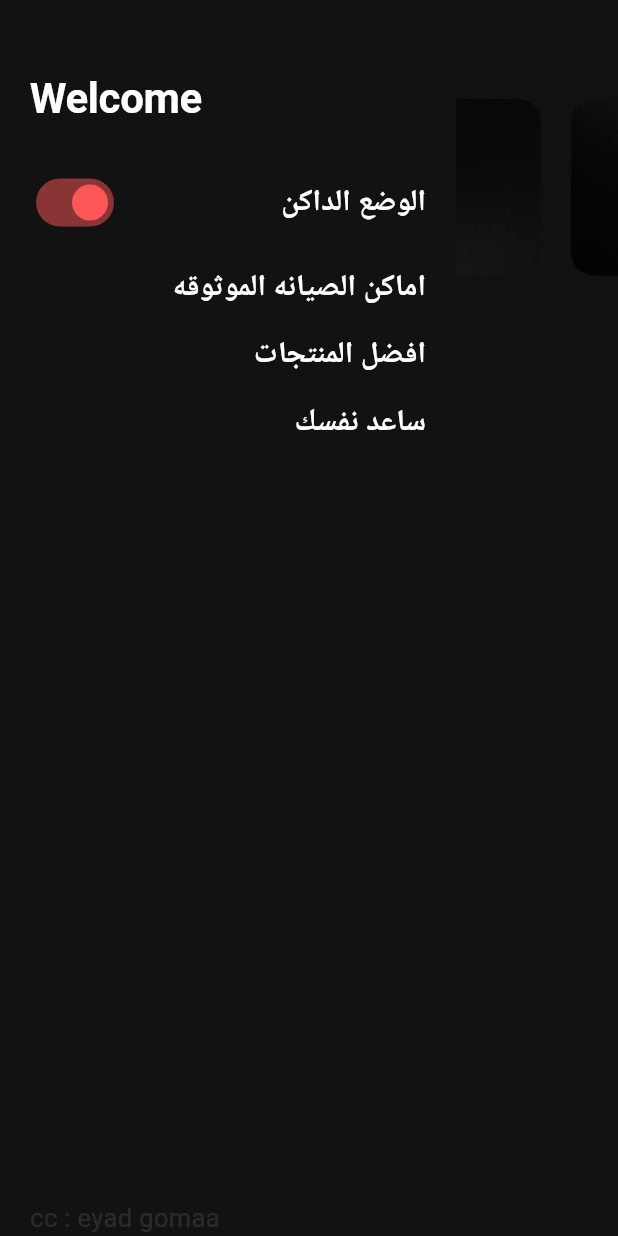
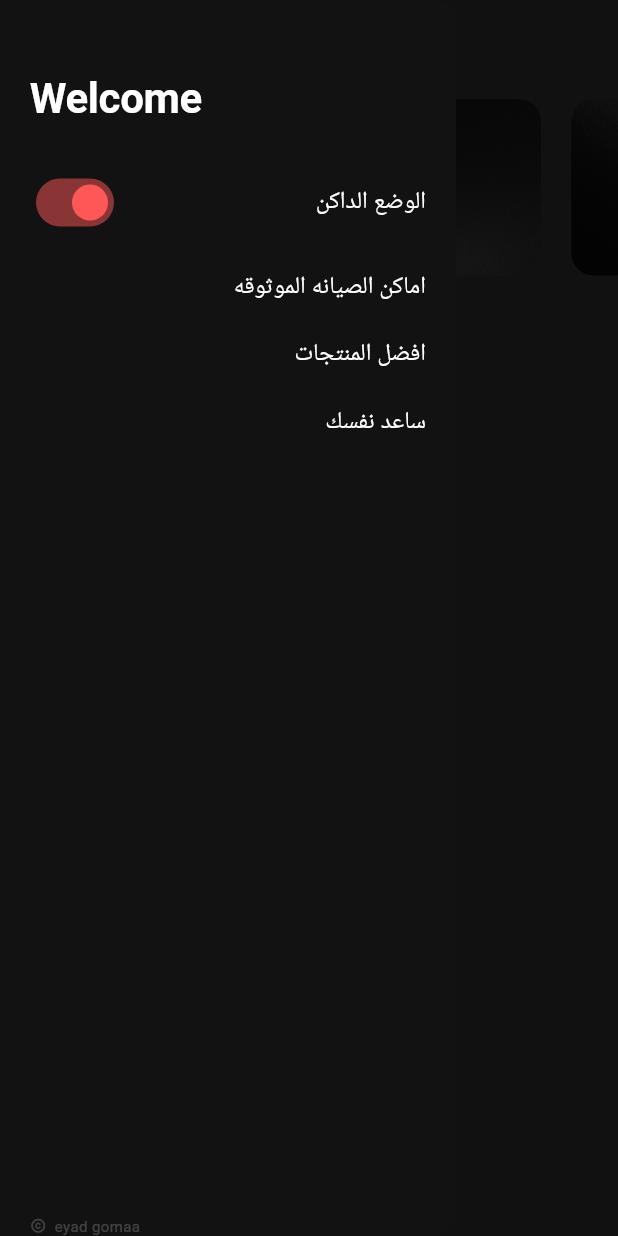
Before and after one commit to eyad-gomaa/Scooter-App, a Flutter app: the HomeView screen opened by its route, with the side drawer open, on a phone screen of 412 x 824 dp. Run offline on Flutter 3.47's test engine with Material 3 defaults, Android fonts, the phone set to English and light mode, and no system bars; drawn by our look-alikes of carousel_slider, smooth_page_indicator; our stand-ins replace bloc, cached_network_image, cloud_firestore, dartz, firebase_core, flutter_bloc and 6 more; accounts and stored records are empty; Roboto replaces fonts that are missing (Cairo).

Commit message:
some fixes

```diff
--- a/lib/features/help_yourself/presentation/view/widget/youtube_video_container.dart
+++ b/lib/features/help_yourself/presentation/view/widget/youtube_video_container.dart
@@ -35,7 +35,8 @@ class _YoutubeVideoContainerState extends State<YoutubeVideoContainer> {
       initialVideoId: videoId!,
       flags: const YoutubePlayerFlags(
         autoPlay: false,
-        mute: true,
+        mute: false,
+        disableDragSeek: true
       ),
 
     );
--- a/lib/features/home/presentation/view/widget/home_data_container.dart
+++ b/lib/features/home/presentation/view/widget/home_data_container.dart
@@ -18,7 +18,7 @@ class HomeDataContainer extends StatelessWidget {
           Padding(
             padding: const EdgeInsets.only(bottom: 10),
             child: Container(
-              height: MediaQuery.sizeOf(context).height/5,
+              height: MediaQuery.sizeOf(context).height/4,
               decoration: BoxDecoration(
                 color: Theme.of(context).colorScheme.primary,
                 borderRadius: BorderRadius.circular(10),
--- a/lib/features/home/presentation/view/widget/home_drawer.dart
+++ b/lib/features/home/presentation/view/widget/home_drawer.dart
@@ -58,7 +58,13 @@ class HomeDrawer extends StatelessWidget {
               ),
               Align(
                   alignment: Alignment.centerLeft,
-                  child: Text("cc : eyad gomaa",style: TextStyle(color: Colors.white.withOpacity(0.1)),))
+                  child: Row(
+                    crossAxisAlignment: CrossAxisAlignment.center,
+                    children: [
+                      Icon(Icons.copyright_outlined,size: 11,color: Colors.white.withOpacity(0.2),),
+                      Text("  eyad gomaa",style: TextStyle(color: Colors.white.withOpacity(0.2),fontSize: 10),),
+                    ],
+                  ))
             ],
           ),
         ),
@@ -81,7 +87,7 @@ class DrawerItem extends StatelessWidget {
       child: Row(
         mainAxisAlignment: MainAxisAlignment.end,
         children: [
-          Text(title,style: Theme.of(context).textTheme.displaySmall,),
+          Text(title,style: Theme.of(context).textTheme.bodyLarge,),
         ],
       ),
     );
@@ -109,7 +115,7 @@ class DarkModeSwitchContainer extends StatelessWidget {
             }
 
         ),
-        Text("الوضع الداكن",style: Theme.of(context).textTheme.displaySmall,),
+        Text("الوضع الداكن",style: Theme.of(context).textTheme.bodyLarge,),
       ],
     );
   }
```
Also changed, not shown: lib/features/help_yourself/data/model/youtube_videos_model.dart (+0 -9 lines), lib/features/trusted_places/presentation/view/widget/trusted_place_container.dart (+6 -4 lines).
